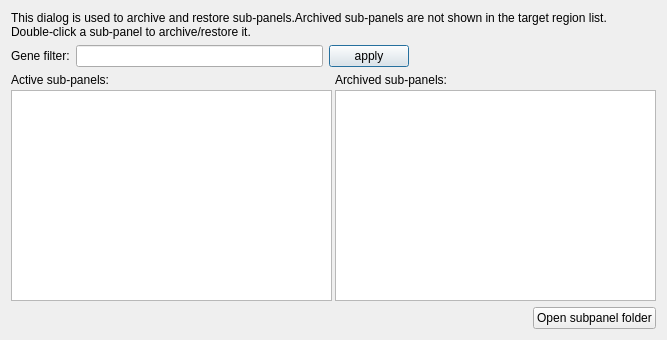
First picture: the form in src/GSvar/SubpanelArchiveDialog.ui, repository imgag/ngs-bits, before the edit.
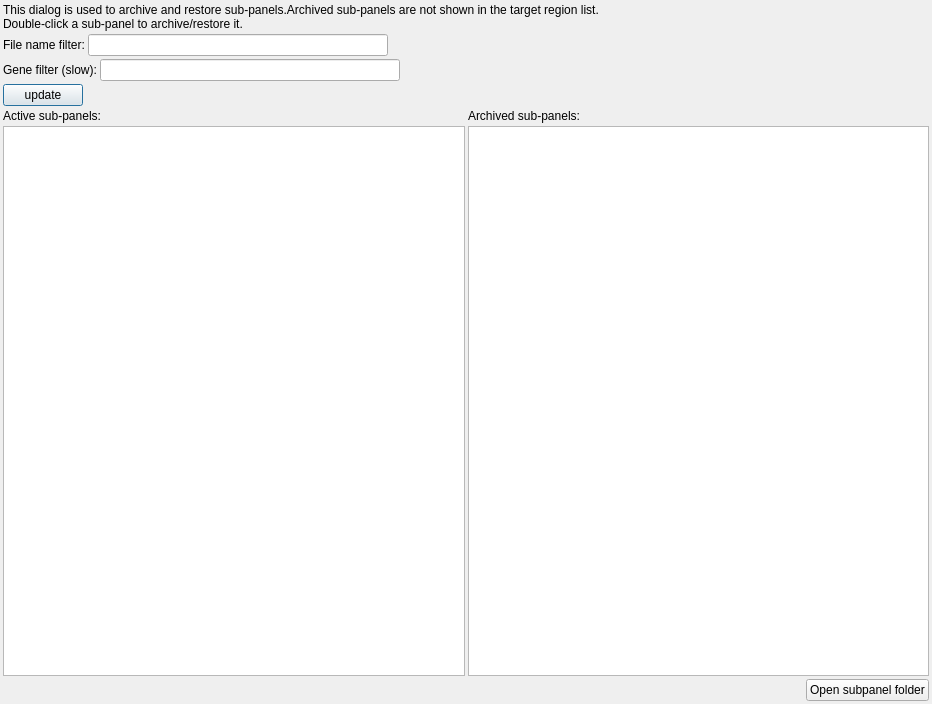
Second picture: the form after the edit. Icons and pictures are not drawn.

Commit message: GSvar: added file name filter to sub-panel archive/restore dialog.

```diff
--- a/src/GSvar/SubpanelArchiveDialog.ui
+++ b/src/GSvar/SubpanelArchiveDialog.ui
@@ -6,45 +6,100 @@
    <rect>
     <x>0</x>
     <y>0</y>
-    <width>667</width>
-    <height>340</height>
+    <width>932</width>
+    <height>704</height>
    </rect>
   </property>
   <property name="windowTitle">
    <string>Sub-panel archive/restore</string>
   </property>
-  <layout class="QVBoxLayout" name="verticalLayout_4">
-   <item>
+  <layout class="QGridLayout" name="gridLayout">
+   <property name="leftMargin">
+    <number>3</number>
+   </property>
+   <property name="topMargin">
+    <number>3</number>
+   </property>
+   <property name="rightMargin">
+    <number>3</number>
+   </property>
+   <property name="bottomMargin">
+    <number>3</number>
+   </property>
+   <property name="spacing">
+    <number>3</number>
+   </property>
+   <item row="0" column="0" colspan="2">
     <widget class="QLabel" name="label">
      <property name="text">
       <string>&lt;html&gt;&lt;head/&gt;&lt;body&gt;&lt;p&gt;This dialog is used to archive and restore sub-panels.Archived sub-panels are not shown in the target region list.&lt;br/&gt;Double-click a sub-panel to archive/restore it.&lt;/p&gt;&lt;/body&gt;&lt;/html&gt;</string>
      </property>
     </widget>
    </item>
-   <item>
+   <item row="1" column="0" colspan="2">
+    <layout class="QHBoxLayout" name="horizontalLayout">
+     <property name="spacing">
+      <number>3</number>
+     </property>
+     <item>
+      <widget class="QLabel" name="label_5">
+       <property name="text">
+        <string>File name filter:</string>
+       </property>
+      </widget>
+     </item>
+     <item>
+      <widget class="QLineEdit" name="f_filename">
+       <property name="maximumSize">
+        <size>
+         <width>300</width>
+         <height>16777215</height>
+        </size>
+       </property>
+      </widget>
+     </item>
+     <item>
+      <spacer name="horizontalSpacer_2">
+       <property name="orientation">
+        <enum>Qt::Horizontal</enum>
+       </property>
+       <property name="sizeHint" stdset="0">
+        <size>
+         <width>40</width>
+         <height>20</height>
+        </size>
+       </property>
+      </spacer>
+     </item>
+    </layout>
+   </item>
+   <item row="2" column="0" colspan="2">
     <layout class="QHBoxLayout" name="horizontalLayout_3">
+     <property name="spacing">
+      <number>3</number>
+     </property>
      <item>
       <widget class="QLabel" name="label_4">
        <property name="toolTip">
         <string>Comma-separated list of genes.</string>
        </property>
        <property name="text">
-        <string>Gene filter:</string>
+        <string>Gene filter (slow):</string>
        </property>
       </widget>
      </item>
      <item>
-      <widget class="QLineEdit" name="genes"/>
-     </item>
-     <item>
-      <widget class="QPushButton" name="genes_apply">
-       <property name="text">
-        <string>apply</string>
+      <widget class="QLineEdit" name="f_genes">
+       <property name="maximumSize">
+        <size>
+         <width>300</width>
+         <height>16777215</height>
+        </size>
        </property>
       </widget>
      </item>
      <item>
-      <spacer name="horizontalSpacer_2">
+      <spacer name="horizontalSpacer_3">
        <property name="orientation">
         <enum>Qt::Horizontal</enum>
        </property>
@@ -58,48 +113,58 @@
      </item>
     </layout>
    </item>
-   <item>
-    <layout class="QHBoxLayout" name="horizontalLayout">
+   <item row="3" column="0" colspan="2">
+    <layout class="QHBoxLayout" name="horizontalLayout_4">
      <property name="spacing">
       <number>3</number>
      </property>
      <item>
-      <layout class="QVBoxLayout" name="verticalLayout">
-       <property name="spacing">
-        <number>3</number>
+      <widget class="QPushButton" name="update_btn">
+       <property name="text">
+        <string>update</string>
        </property>
-       <item>
-        <widget class="QLabel" name="label_2">
-         <property name="text">
-          <string>Active sub-panels:</string>
-         </property>
-        </widget>
-       </item>
-       <item>
-        <widget class="QListWidget" name="list_subpanel"/>
-       </item>
-      </layout>
+       <property name="icon">
+        <iconset resource="GSvar.qrc">
+         <normaloff>:/Icons/Refresh.png</normaloff>:/Icons/Refresh.png</iconset>
+       </property>
+      </widget>
      </item>
      <item>
-      <layout class="QVBoxLayout" name="verticalLayout_2">
-       <property name="spacing">
-        <number>3</number>
+      <spacer name="horizontalSpacer_4">
+       <property name="orientation">
+        <enum>Qt::Horizontal</enum>
        </property>
-       <item>
-        <widget class="QLabel" name="label_3">
-         <property name="text">
-          <string>Archived sub-panels:</string>
-         </property>
-        </widget>
-       </item>
-       <item>
-        <widget class="QListWidget" name="list_archive"/>
-       </item>
-      </layout>
+       <property name="sizeHint" stdset="0">
+        <size>
+         <width>1288</width>
+         <height>20</height>
+        </size>
+       </property>
+      </spacer>
      </item>
     </layout>
    </item>
-   <item>
+   <item row="4" column="0">
+    <widget class="QLabel" name="label_2">
+     <property name="text">
+      <string>Active sub-panels:</string>
+     </property>
+    </widget>
+   </item>
+   <item row="4" column="1">
+    <widget class="QLabel" name="label_3">
+     <property name="text">
+      <string>Archived sub-panels:</string>
+     </property>
+    </widget>
+   </item>
+   <item row="5" column="0">
+    <widget class="QListWidget" name="list_subpanel"/>
+   </item>
+   <item row="5" column="1">
+    <widget class="QListWidget" name="list_archive"/>
+   </item>
+   <item row="6" column="0" colspan="2">
     <layout class="QHBoxLayout" name="horizontalLayout_2">
      <property name="spacing">
       <number>3</number>
```
Left out of the diff: 11 changed lines with no effect on the pictures. The commit also changes 2 other files.
